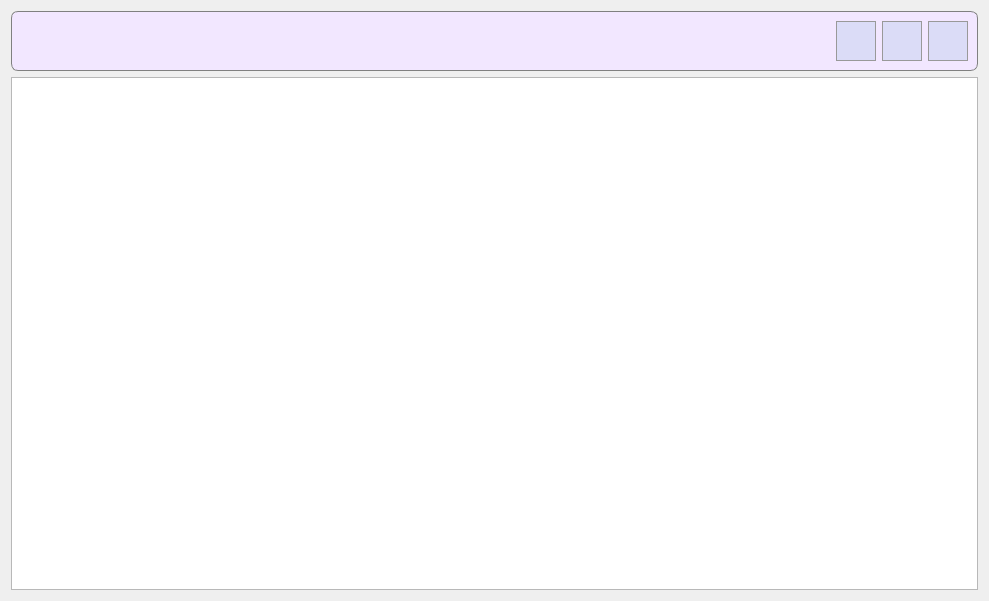
Before: the Qt Designer form ListEmployees.ui in FediiBohdan/TechService, drawn with Qt 5.
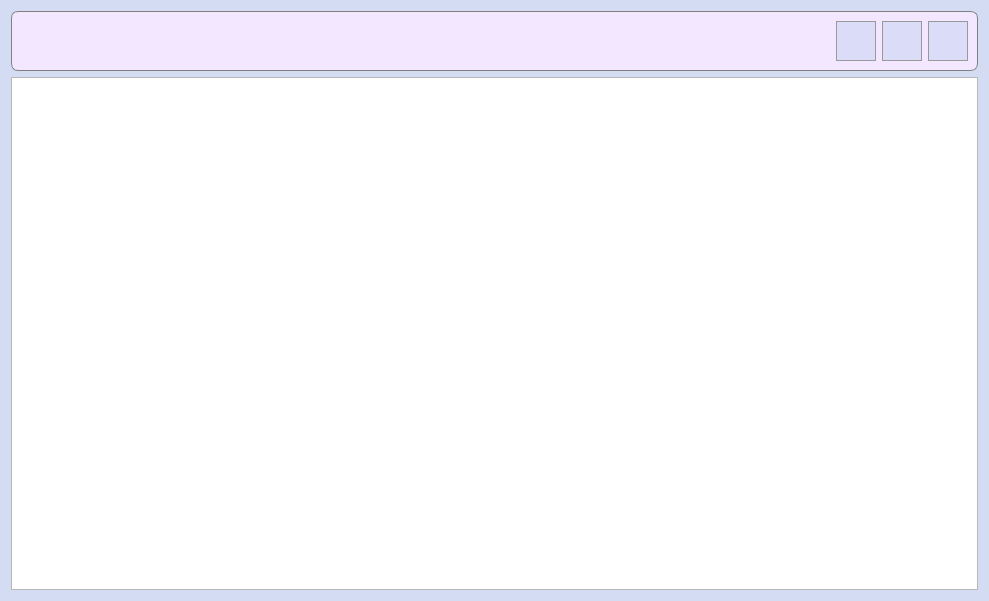
After: the same form once the commit is applied. Icons and pictures are not drawn.

Diff of the .ui file:
```diff
--- a/ListEmployees.ui
+++ b/ListEmployees.ui
@@ -18,7 +18,14 @@
     <normaloff>:/images/autoService-logo.png</normaloff>:/images/autoService-logo.png</iconset>
   </property>
   <property name="styleSheet">
-   <string notr="true"/>
+   <string notr="true">QDialog {
+	background-color: #d3dcf3;
+	background-image: url(:/images/backgroundImage.png)
+}
+
+QMessageBox {
+	background-color: white;
+}</string>
   </property>
   <property name="sizeGripEnabled">
    <bool>false</bool>
```
Left out of the diff: 9 changed lines with no effect on the pictures.
